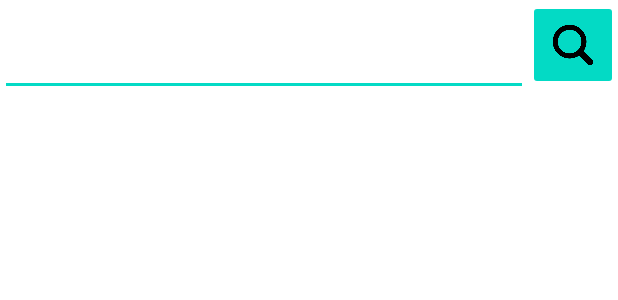
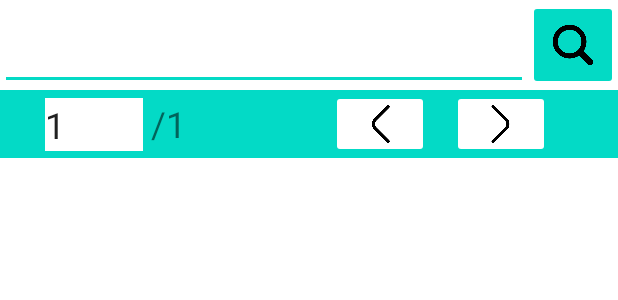
Before and after one commit to Kanzu32/FliBook, an Android app: the layout search_activity.xml on its own in the app's theme, with its tools: preview values and no code run, on a phone screen of 412 x 824 dp. Shown: the top 300 px of the screen. Run offline under Robolectric (Android 15) with nearby library versions, the light colour scheme and no system bars; network calls fail.

Commit message:
search activity etc.

```diff
--- a/app/FliBook/app/src/main/res/layout/search_activity.xml
+++ b/app/FliBook/app/src/main/res/layout/search_activity.xml
@@ -6,11 +6,6 @@
     android:layout_height="match_parent"
     android:orientation="vertical">
 
-    <LinearLayout
-        android:layout_width="match_parent"
-        android:layout_height="wrap_content"
-        android:orientation="horizontal">
-
     <androidx.constraintlayout.widget.ConstraintLayout
         android:layout_width="match_parent"
         android:layout_height="60dp">
@@ -18,7 +13,7 @@
         <EditText
             android:id="@+id/searchField"
             android:layout_width="0dp"
-                android:layout_height="64dp"
+            android:layout_height="fill_parent"
             android:ems="10"
             android:inputType="textPersonName"
             app:layout_constraintEnd_toStartOf="@+id/searchButton"
@@ -30,12 +25,76 @@
             android:layout_width="60dp"
             android:layout_height="fill_parent"
             android:backgroundTint="@color/teal_200"
+            android:onClick="searchButtonClick"
             android:scaleType="fitCenter"
             app:layout_constraintEnd_toEndOf="parent"
             app:srcCompat="@drawable/search_icon" />
+
     </androidx.constraintlayout.widget.ConstraintLayout>
 
-    </LinearLayout>
+    <androidx.constraintlayout.widget.ConstraintLayout
+        android:layout_width="match_parent"
+        android:layout_height="45dp"
+        android:layout_weight="0"
+        android:background="@color/design_default_color_secondary">
+
+        <ImageButton
+            android:id="@+id/prevPageButton"
+            android:layout_width="65dp"
+            android:layout_height="fill_parent"
+            android:layout_marginEnd="15dp"
+            android:backgroundTint="@color/white"
+            android:cropToPadding="false"
+            android:onClick="prevPageButtonClick"
+            android:scaleType="fitCenter"
+            app:layout_constraintEnd_toStartOf="@+id/nextPageButton"
+            app:srcCompat="@drawable/left"
+            tools:layout_editor_absoluteY="0dp" />
+
+        <ImageButton
+            android:id="@+id/nextPageButton"
+            android:layout_width="65dp"
+            android:layout_height="fill_parent"
+            android:layout_marginEnd="45dp"
+            android:backgroundTint="@color/white"
+            android:onClick="nextPageButtonClick"
+            android:scaleType="fitCenter"
+            app:layout_constraintEnd_toEndOf="parent"
+            app:srcCompat="@drawable/right"
+            tools:layout_editor_absoluteY="0dp" />
+
+        <TextView
+            android:id="@+id/pageIndicator"
+            android:layout_width="80dp"
+            android:layout_height="match_parent"
+            android:layout_marginStart="5dp"
+            android:layout_weight="1"
+            android:gravity="center"
+            android:text="/1"
+            android:textAlignment="textStart"
+            android:textSize="24sp"
+            app:layout_constraintStart_toEndOf="@+id/pageNumberField"
+            tools:layout_editor_absoluteY="5dp" />
+
+        <EditText
+            android:id="@+id/pageNumberField"
+            android:layout_width="65dp"
+            android:layout_height="35dp"
+            android:layout_marginStart="30dp"
+            android:layout_marginTop="5dp"
+            android:layout_marginBottom="5dp"
+            android:layout_weight="1"
+            android:background="@color/teal_700"
+            android:backgroundTint="@color/white"
+            android:ems="10"
+            android:inputType="number"
+            android:text="1"
+            android:textSize="24sp"
+            app:layout_constraintBottom_toBottomOf="parent"
+            app:layout_constraintStart_toStartOf="parent"
+            app:layout_constraintTop_toTopOf="parent" />
+
+    </androidx.constraintlayout.widget.ConstraintLayout>
 
     <ListView
         android:id="@+id/list"
```
Also changed, not shown: app/FliBook/app/src/main/java/com/kanzu/flibook/BookData.java (+5 -9 lines), app/FliBook/app/src/main/java/com/kanzu/flibook/MainActivity.java (+9 -2 lines), app/FliBook/app/src/main/java/com/kanzu/flibook/Network.java (+47 -13 lines), app/FliBook/app/src/main/java/com/kanzu/flibook/Storage.java (+26 -2 lines), app/FliBook/app/src/main/java/com/kanzu/flibook/searchActivity.java (+60 -13 lines), app/FliBook/app/src/main/res/drawable-v24/left.png (added), app/FliBook/app/src/main/res/drawable-v24/right.png (added). Lines whose indentation alone changed are shown as unchanged.
